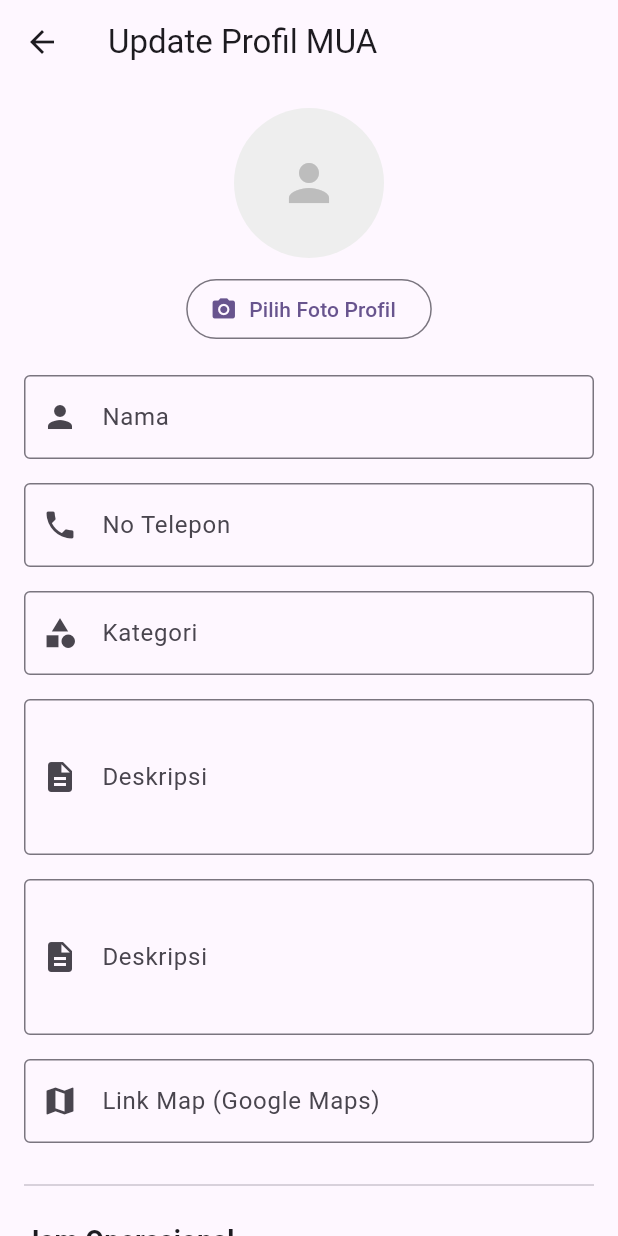
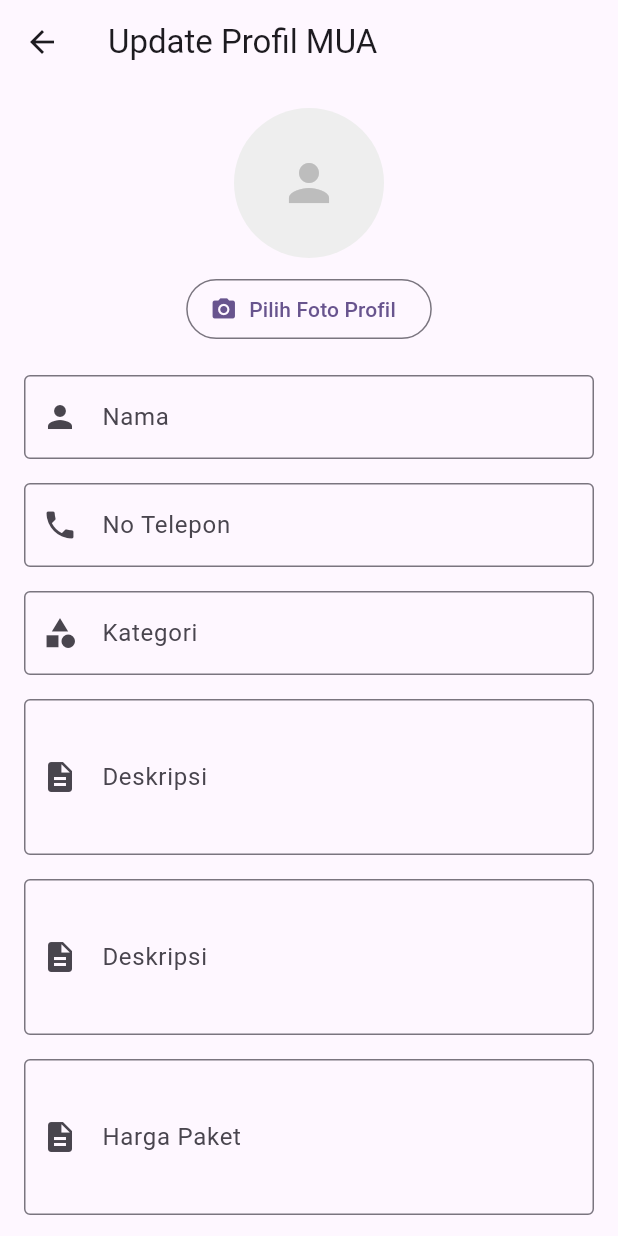
Before and after one commit to Dimas21S/proyek_akhir_mobile, a Flutter app: the EditProfil screen opened by its route, on a phone screen of 412 x 824 dp. Run offline on Flutter 3.47's test engine with Material 3 defaults, Android fonts, the phone set to English and light mode, and no system bars; our stand-ins replace file_picker, shared_preferences, webview_flutter; accounts and stored records are empty.

Commit message:
Edit: perbaikan route dan profile mua

```diff
--- a/lib/main.dart
+++ b/lib/main.dart
@@ -10,6 +10,7 @@ import 'package:proyek_akhir/pages/chat/artist_to_user.dart';
 import 'package:proyek_akhir/pages/chat/user_to_artist.dart';
 import 'package:proyek_akhir/pages/contact_us.dart';
 import 'package:proyek_akhir/pages/auth/login.dart';
+import 'package:proyek_akhir/pages/user/edit_user_profile.dart';
 import 'package:proyek_akhir/pages/user/user_booking.dart';
 import 'package:proyek_akhir/pages/user/user_favorite.dart';
 import 'package:proyek_akhir/pages/user/user_find_location.dart';
@@ -36,7 +37,7 @@ class MyApp extends StatelessWidget {
         colorScheme: ColorScheme.fromSeed(seedColor: Colors.deepPurple),
       ),
 
-      home: ArtistLoginPage(),
+      home: LandingPage(),
 
       routes: {
         '/about': (context) => const AboutUsPage(),
@@ -45,7 +46,7 @@ class MyApp extends StatelessWidget {
         // Autentikasi
         '/login': (context) => const LoginPage(),
         '/register': (context) => const RegisterPage(),
-        // '/login-mua': (context) => const ArtistLoginPage(),
+        '/login-mua': (context) => const ArtistLoginPage(),
         '/register-mua': (context) => const ArtistRegisterPage(),
 
         //User
@@ -55,6 +56,7 @@ class MyApp extends StatelessWidget {
         '/deskripsi-artist': (context) => UserToDescription(),
         '/beranda': (context) => const UserHome(),
         '/booking': (context) => const UserBooking(),
+        '/edit-profil-user': (context) => const EditUserProfile(),
 
         // Khusus Chat
         '/user-to-artist': (context) => UserToArtist(),
--- a/lib/pages/artist/edit_profil.dart
+++ b/lib/pages/artist/edit_profil.dart
@@ -19,12 +19,12 @@ class _EditProfilState extends State<EditProfil> {
   TextEditingController categoryController = TextEditingController();
   TextEditingController descriptionController = TextEditingController();
   TextEditingController linkMapController = TextEditingController();
+  TextEditingController hargaPaketController = TextEditingController();
 
   File? profilePhoto;
   String? selectedDay;
   int? selectedTimeOpen;
   int? selectedTimeClose;
-  int? hargaPaket;
   List<File> photos = [];
   bool isLoading = false;
 
@@ -134,6 +134,9 @@ class _EditProfilState extends State<EditProfil> {
       request.fields['category'] = categoryController.text;
       request.fields['description'] = descriptionController.text;
       request.fields['link_map'] = linkMapController.text;
+
+      final int paketHarga = int.parse(hargaPaketController.text);
+      request.fields['price'] = paketHarga.toString();
 
       // Tambahkan data jam operasional jika ada
       if (selectedDay != null &&
@@ -663,6 +666,16 @@ class _EditProfilState extends State<EditProfil> {
                     ),
                     SizedBox(height: 16),
                     TextFormField(
+                      controller: hargaPaketController,
+                      decoration: InputDecoration(
+                        labelText: "Harga Paket",
+                        border: OutlineInputBorder(),
+                        prefixIcon: Icon(Icons.description),
+                      ),
+                      maxLines: 3,
+                    ),
+                    SizedBox(height: 16),
+                    TextFormField(
                       controller: linkMapController,
                       decoration: InputDecoration(
                         labelText: "Link Map (Google Maps)",
--- a/lib/pages/auth/artist_register.dart
+++ b/lib/pages/auth/artist_register.dart
@@ -50,10 +50,6 @@ class _ArtistRegisterPageState extends State<ArtistRegisterPage> {
 
     // ✔ sukses
     if (response.statusCode == 201 && data["status"] == true) {
-      ScaffoldMessenger.of(context).showSnackBar(
-        SnackBar(content: Text("Registrasi berhasil! Silakan login.")),
-      );
-
       Navigator.pushReplacementNamed(context, '/login-mua');
       return;
     }
```
